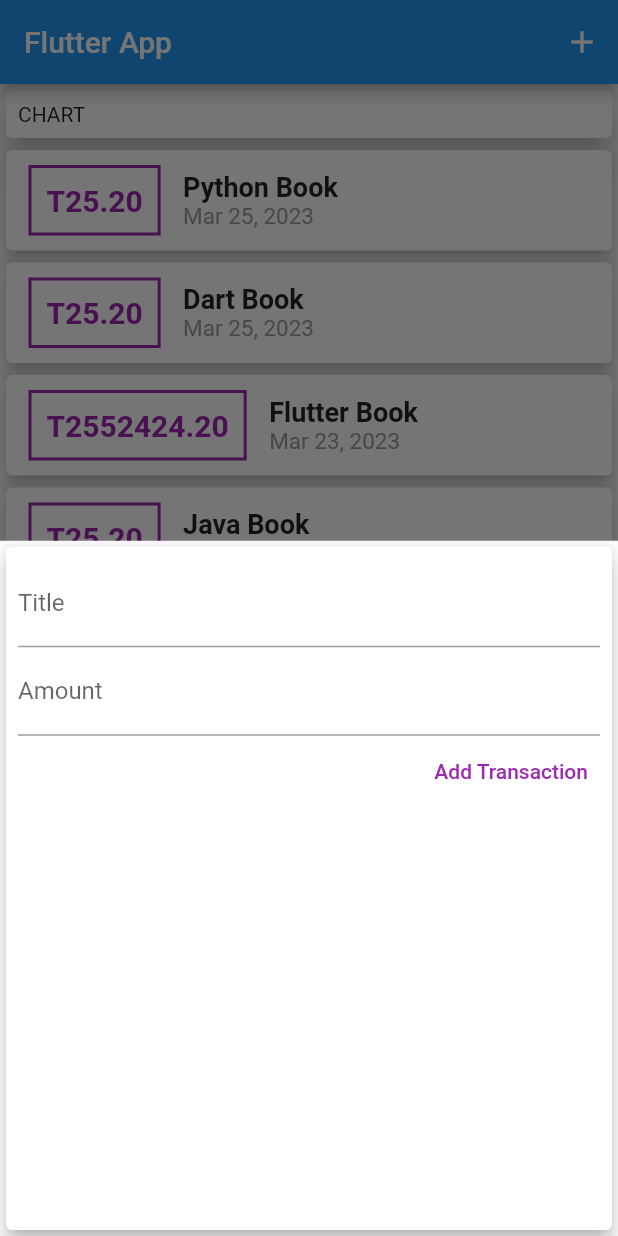
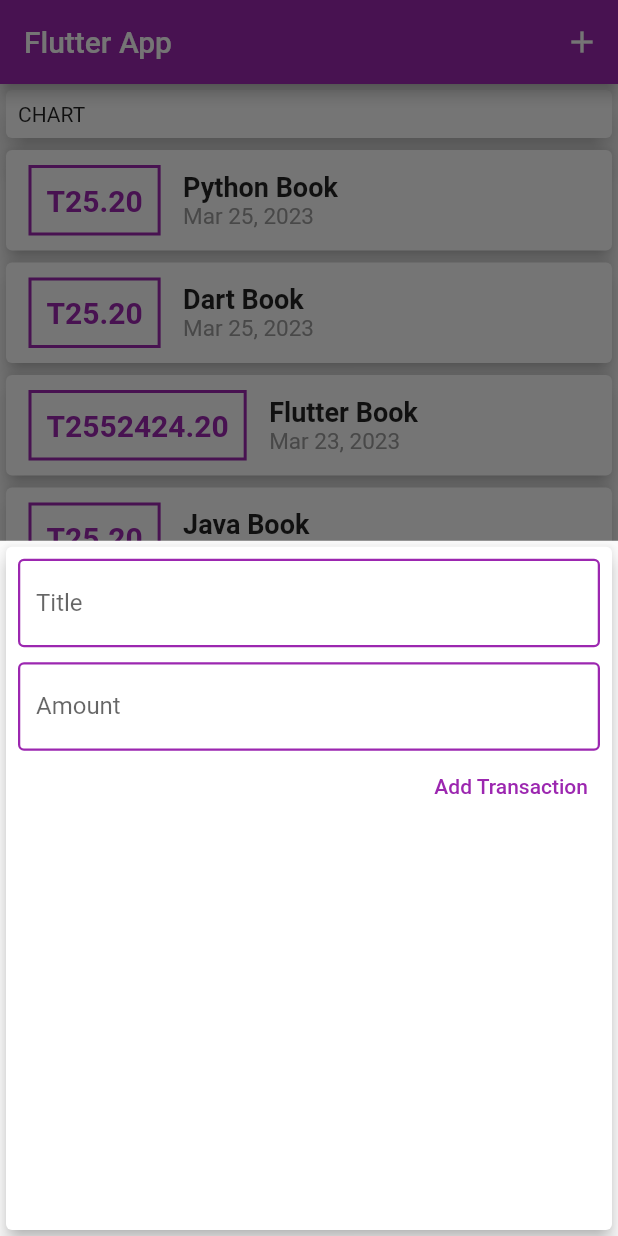
Before and after one commit to pd28CSE/flutter_personal_expenses, a Flutter app: the screen it shows after launch, after a tap on the "add" icon, on a phone screen of 412 x 824 dp. Run offline on Flutter 3.47's test engine with Material 2 defaults, Android fonts, the phone set to English and light mode, and no system bars.

Commit message:
add global theme

```diff
--- a/lib/main.dart
+++ b/lib/main.dart
@@ -16,7 +16,22 @@ class MyApp extends StatelessWidget {
       debugShowCheckedModeBanner: false,
       title: 'Flutter Demo',
       theme: ThemeData(
-        primarySwatch: Colors.blue,
+        primarySwatch: Colors.purple,
+        accentColor: Colors.amber,
+        inputDecorationTheme: const InputDecorationTheme(
+          enabledBorder: OutlineInputBorder(
+            borderSide: BorderSide(
+              color: Colors.purple,
+              width: 1.5,
+            ),
+          ),
+          focusedBorder: OutlineInputBorder(
+            borderSide: BorderSide(
+              color: Colors.purple,
+              width: 1.5,
+            ),
+          ),
+        ),
       ),
       home: const MyHomePage(title: 'Flutter App'),
     );
@@ -77,7 +92,7 @@ class _MyHomePageState extends State<MyHomePage> {
       price: newPrice,
       dateTime: newDateTime,
     );
-
+    Navigator.of(context).pop();
     setState(() {
       _userTransactions.insert(0, newTransaction);
     });
@@ -87,8 +102,14 @@ class _MyHomePageState extends State<MyHomePage> {
     showModalBottomSheet(
       context: context,
       builder: (bcntxt) {
-        return NewTransaction(
-          addNewTransaction: addNewTranslation,
+        return GestureDetector(
+          onTap: () {
+            Navigator.of(context).pop();
+          },
+          behavior: HitTestBehavior.opaque,
+          child: NewTransaction(
+            addNewTransaction: addNewTranslation,
+          ),
         );
       },
     );
--- a/lib/widgets/new_transaction.dart
+++ b/lib/widgets/new_transaction.dart
@@ -1,19 +1,27 @@
 import 'package:flutter/material.dart';
 
-class NewTransaction extends StatelessWidget {
+class NewTransaction extends StatefulWidget {
   final Function addNewTransaction;
-  NewTransaction({super.key, required this.addNewTransaction});
+  const NewTransaction({super.key, required this.addNewTransaction});
+
+  @override
+  State<NewTransaction> createState() => _NewTransactionState();
+}
+
+class _NewTransactionState extends State<NewTransaction> {
   final titleController = TextEditingController();
+
   final amountController = TextEditingController();
+
   FocusNode myFocusNode = FocusNode();
 
-  void addNewValue() {
+  void addNewTransactionValue() {
     String newTitle = titleController.text.trim();
     String newAmount = amountController.text.trim();
     if (newTitle.isNotEmpty &&
         newAmount.isNotEmpty &&
         double.parse(newAmount) > 0) {
-      addNewTransaction(
+      widget.addNewTransaction(
         newTitle,
         double.parse(newAmount),
         DateTime.now(),
@@ -40,6 +48,9 @@ class NewTransaction extends StatelessWidget {
                 myFocusNode.requestFocus();
               },
             ),
+            const SizedBox(
+              height: 10,
+            ),
             TextField(
               focusNode: myFocusNode,
               controller: amountController,
@@ -49,7 +60,7 @@ class NewTransaction extends StatelessWidget {
               ),
             ),
             TextButton(
-              onPressed: addNewValue,
+              onPressed: addNewTransactionValue,
               child: const Text(
                 'Add Transaction',
                 style: TextStyle(
--- a/lib/widgets/transaction_list.dart
+++ b/lib/widgets/transaction_list.dart
@@ -36,8 +36,6 @@ class TransactionItem extends StatelessWidget {
       child: Row(
         children: <Widget>[
           Container(
-            // height: 60,
-            // width: 70,
             margin: const EdgeInsets.symmetric(
               vertical: 10.0,
               horizontal: 15.0,
@@ -46,7 +44,7 @@ class TransactionItem extends StatelessWidget {
             decoration: BoxDecoration(
               // shape: BoxShape.circle,
               border: Border.all(
-                color: Colors.purple,
+                color: Theme.of(context).primaryColor,
                 width: 2,
               ),
             ),
```
Also changed, not shown: assets/fonts/OpenSans-Bold.ttf (added), assets/fonts/OpenSans-Regular.ttf (added), assets/fonts/Quicksand-Bold.ttf (added), assets/fonts/Quicksand-Light.ttf (added), assets/fonts/Quicksand-Medium.ttf (added), assets/fonts/Quicksand-Regular.ttf (added).
